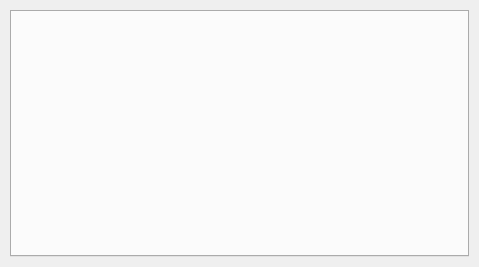
Qt form ui/bandialog.ui (StarixWoS/ReMix) before a commit.
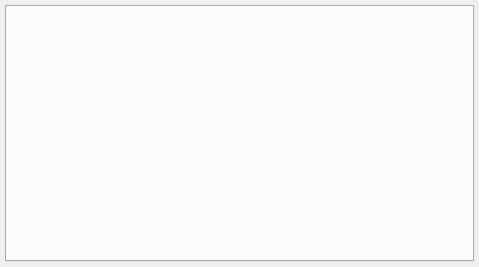
The same form after that commit.

What changed in the file:
```diff
--- a/ui/bandialog.ui
+++ b/ui/bandialog.ui
@@ -15,16 +15,16 @@
   </property>
   <layout class="QGridLayout" name="gridLayout">
    <property name="leftMargin">
-    <number>10</number>
+    <number>5</number>
    </property>
    <property name="topMargin">
-    <number>10</number>
+    <number>5</number>
    </property>
    <property name="rightMargin">
-    <number>10</number>
+    <number>5</number>
    </property>
    <property name="bottomMargin">
-    <number>10</number>
+    <number>5</number>
    </property>
    <property name="spacing">
     <number>5</number>
```
